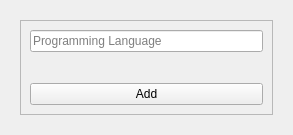
First picture: the form in src/view/ui/programming_language/form.ui, repository fersilentt/ProgrammingDirectories, before the edit.
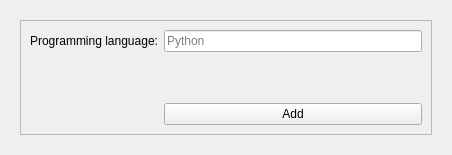
Second picture: the form after the edit.

Patch:
```diff
--- a/src/view/ui/programming_language/form.ui
+++ b/src/view/ui/programming_language/form.ui
@@ -6,8 +6,8 @@
    <rect>
     <x>0</x>
     <y>0</y>
-    <width>293</width>
-    <height>135</height>
+    <width>452</width>
+    <height>155</height>
    </rect>
   </property>
   <property name="windowTitle">
@@ -28,31 +28,38 @@
         <property name="frameShadow">
          <enum>QFrame::Raised</enum>
         </property>
-        <layout class="QVBoxLayout" name="verticalLayout">
-         <property name="spacing">
-          <number>0</number>
-         </property>
-         <item>
+        <layout class="QGridLayout" name="gridLayout">
+         <item row="0" column="1">
           <widget class="QLineEdit" name="leName">
            <property name="placeholderText">
-            <string>Programming Language</string>
+            <string>Python</string>
            </property>
           </widget>
          </item>
-         <item>
+         <item row="1" column="1">
           <widget class="QLabel" name="lMessageForm">
            <property name="text">
             <string/>
            </property>
           </widget>
          </item>
-         <item>
+         <item row="2" column="1">
           <widget class="QPushButton" name="pbAddUpdate">
            <property name="text">
             <string>Add</string>
            </property>
           </widget>
          </item>
+         <item row="0" column="0">
+          <widget class="QLabel" name="label">
+           <property name="text">
+            <string>Programming language:</string>
+           </property>
+           <property name="alignment">
+            <set>Qt::AlignRight|Qt::AlignTrailing|Qt::AlignVCenter</set>
+           </property>
+          </widget>
+         </item>
         </layout>
        </widget>
       </item>
```
